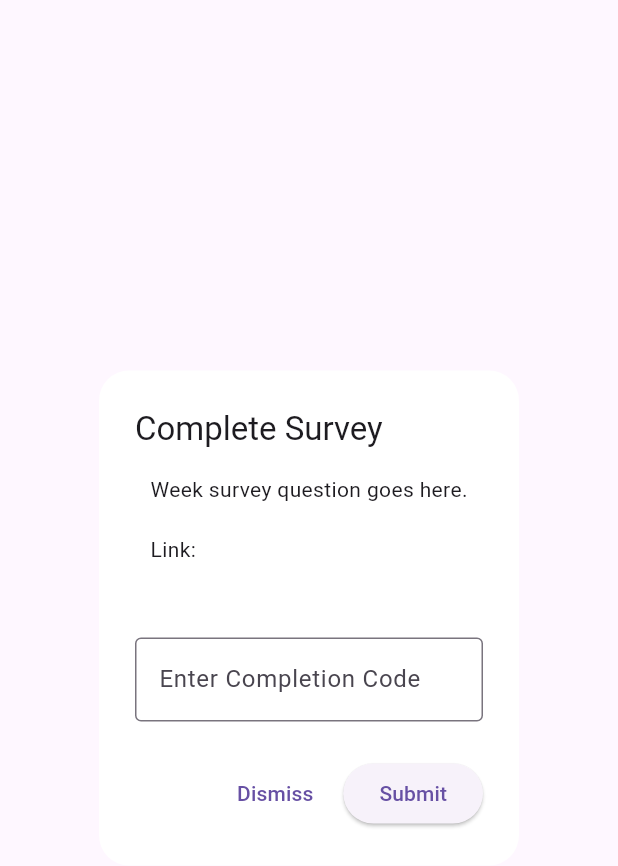
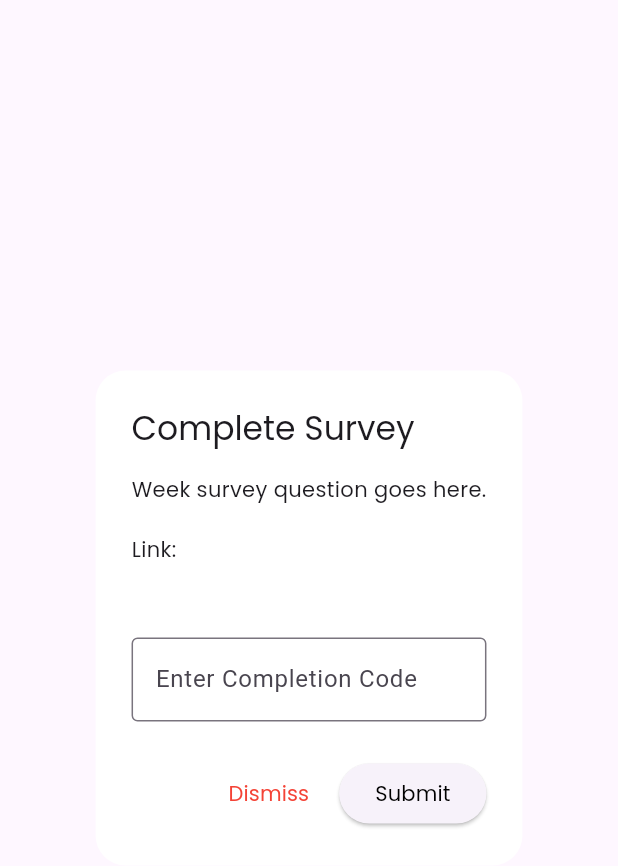
Before and after one commit to myg907/classProject, a Flutter app: the SurveyScreen widget shown alone on an empty page, opened directly with empty values, on a phone screen of 412 x 824 dp. Shown: the top 866 px of the screen. Run offline on Flutter 3.47's test engine with Material 3 defaults, Android fonts, the phone set to English and light mode, and no system bars; our stand-ins replace cloud_firestore, firebase_auth, firebase_core, firebase_storage, geolocator, image_picker and 1 more; accounts and stored records are empty.

Commit message:
Changed survey style

```diff
--- a/lib/survey_screen.dart
+++ b/lib/survey_screen.dart
@@ -78,14 +78,14 @@ class _SurveyScreenState extends State<SurveyScreen> {
     return AlertDialog(
       backgroundColor: Colors.white.withValues(alpha: 0.95),
       shape: RoundedRectangleBorder(borderRadius: BorderRadius.circular(20)),
-      title: const Text("Complete Survey", style: TextStyle(fontSize: 22)),
+      title: const Text("Complete Survey", style: TextStyle(fontSize: 22, fontFamily: 'Poppins')),
       content: _isLoading
           ? const SizedBox(
               height: 80, child: Center(child: CircularProgressIndicator()))
           : Column(
               mainAxisSize: MainAxisSize.min,
               children: [
-                Text("Week survey question goes here.\n\nLink:"),
+                Text("Week survey question goes here.\n\nLink:", style: TextStyle(fontFamily: 'Poppins')),
                 if (_surveyUrl != null)
                   Padding(
                     padding: const EdgeInsets.only(top: 8.0),
@@ -113,11 +113,11 @@ class _SurveyScreenState extends State<SurveyScreen> {
       actions: [
         TextButton(
           onPressed: () => Navigator.of(context).pop(false), // allow dismiss
-          child: const Text("Dismiss"),
+          child: const Text("Dismiss", style: TextStyle(color: Colors.red,fontFamily: 'Poppins')),
         ),
         ElevatedButton(
           onPressed: _submitCode,
-          child: const Text("Submit"),
+          child: const Text("Submit", style: TextStyle(fontFamily: 'Poppins', color: Colors.black,)),
         ),
       ],
     );
```
